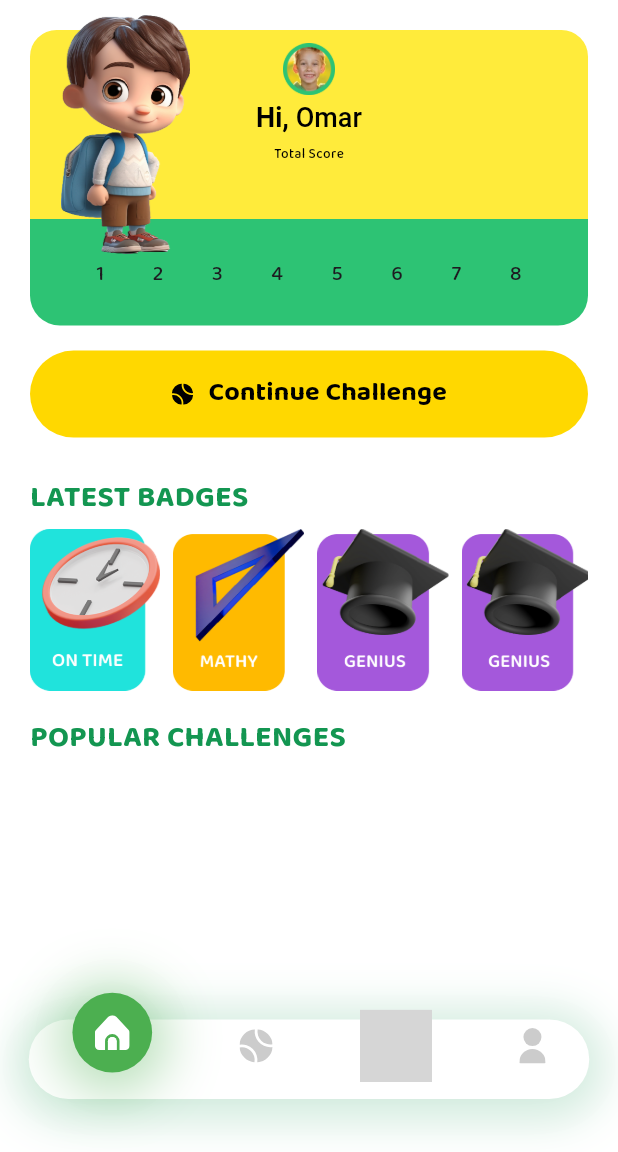
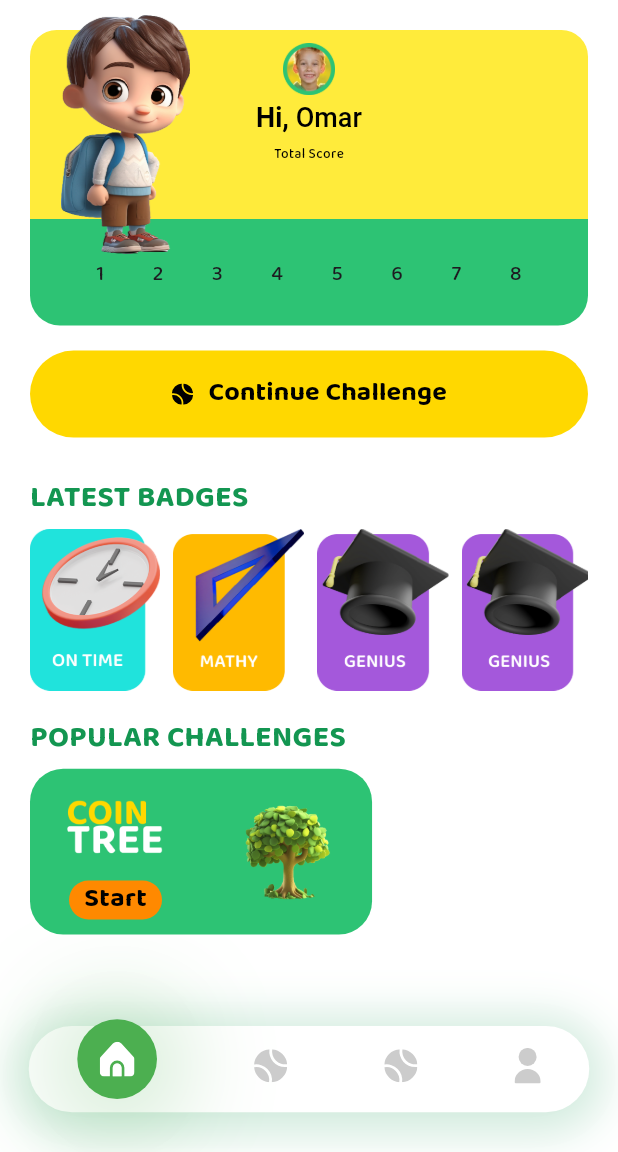
Before and after one commit to ZiadElsaadany/green-mind, a Flutter app: the HomeBottomNavBarScreen screen opened by its route, on a phone screen of 412 x 824 dp, the part 84-1236 px from its top. Run offline on Flutter 3.47's test engine with Material 3 defaults, Android fonts, the phone set to English and light mode, and no system bars; drawn by our look-alikes of percent_indicator; our stand-ins replace flutter_bloc, flutter_screenutil, flutter_svg; grey boxes are pictures that could not be loaded.

Commit message:
challenges done

```diff
--- a/lib/core/assets/colors.dart
+++ b/lib/core/assets/colors.dart
@@ -1,11 +1,13 @@
 import 'package:flutter/material.dart';
 
-class AppColors{
-  static const Color primaryColorOpacity= Color(0xff2DC374);
-  static const Color primaryColor= Color(0xff139651);
-  static const Color gray= Color(0xffCCCCCC);
-  static const Color white= Colors.white;
-  static const Color black= Colors.black;
-  static const Color yellow= Color(0xffFFD800);
-  static const Color lighBackground= Color(0xffE7EEF0);
+class AppColors {
+  static const Color primaryColorOpacity = Color(0xff2DC374);
+  static const Color primaryColor = Color(0xff139651);
+  static const Color gray = Color(0xffCCCCCC);
+  static const Color white = Colors.white;
+  static const Color black = Colors.black;
+  static const Color yellow = Color(0xffFFD800);
+  static const Color lighBackground = Color(0xffE7EEF0);
+
+  static const Color orange = Color(0xffFF8900);
 }
--- /dev/null
+++ b/lib/features/home/data/challenge_model.dart
@@ -0,0 +1,12 @@
+import 'package:flutter/material.dart';
+
+class ChallengeModel {
+  final String image1;
+  final String image2;
+  final Color startTextColor;
+  final Color startColor;
+  final Color containerColor;
+
+  ChallengeModel({required this.image1, required this.image2, required this.startTextColor, required this.startColor, required this.containerColor});
+
+}
--- /dev/null
+++ b/lib/features/home/presentation/view/widgets/challenges/challenge_widget.dart
@@ -0,0 +1,52 @@
+import 'package:flutter/material.dart';
+import 'package:flutter_screenutil/flutter_screenutil.dart';
+import 'package:green_mind/core/assets/styles.dart';
+import 'package:green_mind/core/assets/texts.dart';
+import 'package:green_mind/features/home/data/challenge_model.dart';
+
+class ChallengeWidget extends StatelessWidget {
+  const ChallengeWidget({super.key, required this.challengeModel});
+
+final ChallengeModel challengeModel;
+  @override
+  Widget build(BuildContext context) {
+    return Container(
+      padding: const EdgeInsets.symmetric(vertical: 10),
+      width: 238.w,
+      decoration: BoxDecoration(
+        borderRadius: BorderRadius.circular(25.r),
+        color:challengeModel.containerColor
+      ),
+      child: Row(
+        children: [
+          Expanded(
+
+            child: Column(
+              children: [
+                Expanded(child: Image.asset(challengeModel.image2, )),
+
+                Container(
+                  padding: const EdgeInsets.symmetric(horizontal: 10, vertical: 0),
+                  decoration: BoxDecoration(
+                    color: challengeModel.startColor ,
+                    borderRadius: BorderRadius.circular(40.r),
+                  ),
+                  child: Text(AppTexts.start,
+
+                    style: AppStyles.size18BlackColorBold.copyWith(
+                        color: challengeModel.startTextColor
+                    ),
+                  ),
+                )
+
+              ],
+            ),
+          ),
+          Expanded(child: Image.asset(challengeModel.image1,)),
+
+        ],
+      ),
+
+    );
+  }
+}
--- /dev/null
+++ b/lib/features/home/presentation/view/widgets/challenges/challenges_list.dart
@@ -0,0 +1,39 @@
+import 'package:flutter/material.dart';
+import 'package:flutter_screenutil/flutter_screenutil.dart';
+import 'package:green_mind/core/assets/colors.dart';
+import 'package:green_mind/features/home/data/challenge_model.dart';
+import 'package:green_mind/features/home/presentation/view/widgets/challenges/challenge_widget.dart';
+
+class ChallengesList extends StatefulWidget {
+  const ChallengesList({super.key});
+
+  @override
+  State<ChallengesList> createState() => _ChallengesListState();
+}
+
+class _ChallengesListState extends State<ChallengesList> {
+   final  List<ChallengeModel> lst=  [
+  ChallengeModel(image1: 'assets/images/front-view-3d-tree-with-leaves-trunk@3x.png', image2: 'assets/images/COINTREE@3x.png'
+      , startTextColor: AppColors.black, startColor: AppColors.orange, containerColor: AppColors.primaryColorOpacity),
+
+];
+  @override
+  Widget build(BuildContext context) {
+
+    return SizedBox(
+      height: 125.h,
+      child: ListView.separated(
+          separatorBuilder: (c,index) {
+            return 9.horizontalSpace;
+          },
+          scrollDirection: Axis.horizontal,
+          itemCount: lst.length,
+          itemBuilder: (c,index){
+
+            return  ChallengeWidget(
+              challengeModel: lst[index],
+            );
+          }),
+    );
+  }
+}
--- a/lib/features/home/presentation/view/widgets/home_screen_body.dart
+++ b/lib/features/home/presentation/view/widgets/home_screen_body.dart
@@ -4,6 +4,7 @@ import 'package:green_mind/core/assets/images.dart';
 import 'package:green_mind/core/assets/styles.dart';
 import 'package:green_mind/core/widgets/button_with_icon.dart';
 import 'package:green_mind/features/home/presentation/view/widgets/badges/badges_list.dart';
+import 'package:green_mind/features/home/presentation/view/widgets/challenges/challenges_list.dart';
 import 'package:green_mind/features/home/presentation/view/widgets/headline_widget.dart';
 import 'package:green_mind/features/home/presentation/view/widgets/score_card.dart';
 
@@ -29,6 +30,9 @@ class HomeScreenBody extends StatelessWidget {
 const BadgesList(),
         20.verticalSpace,
         const HeadlineWidget(title: "POPULAR CHALLENGES"),
+        6.verticalSpace,
+        const ChallengesList(),
+        16.verticalSpace,
 
 
 
--- a/lib/features/home/presentation/view/widgets/nav_bar_widget.dart
+++ b/lib/features/home/presentation/view/widgets/nav_bar_widget.dart
@@ -18,14 +18,13 @@ class CustomBottomNavBar extends StatelessWidget {
         var cubit = context.read<HomeCubit>();
         return Container(
           margin: EdgeInsets.only(
-              left: 20.w, right: 20.w, top: 10.h, bottom: 40.h),
+              left: 20.w, right: 20.w, top: 10.h, bottom: 30.h),
           child: Stack(
             alignment: Alignment.bottomCenter,
             clipBehavior: Clip.none,
             children: [
-              // Container الرئيسي لخلفية شريط التنقل
               Container(
-                height: 60.h,
+                height: 65.h,
                 decoration: BoxDecoration(
                   color: Colors.white,
                   borderRadius: BorderRadius.circular(40),
@@ -61,7 +60,7 @@ class CustomBottomNavBar extends StatelessWidget {
                   ),
                   NavItem(
                     index: 2,
-                    icon: AppImages.badge,
+                    icon: AppImages.tennis,
                     selectedIndex: state.indexForBottomNavBar ?? 0,
                     onTap: () {
                       cubit.changeIndex(2);
@@ -110,7 +109,7 @@ class NavItem extends StatelessWidget {
         children: [
           if (isSelected)
             Container(
-              margin: EdgeInsets.only(bottom: 20.h),
+              margin: EdgeInsets.only(bottom: 10.h),
               padding: const EdgeInsets.all(15),
               decoration: BoxDecoration(
                 color: Colors.green,
@@ -119,7 +118,7 @@ class NavItem extends StatelessWidget {
                   BoxShadow(
                     color: Colors.green.withOpacity(0.4),
                     spreadRadius: 10,
-                    blurRadius: 30,
+                    blurRadius:60,
                     offset: const Offset(0, 4),
 
                   ),
```
Also changed, not shown: assets/images/COINTREE@3x.png (added).
